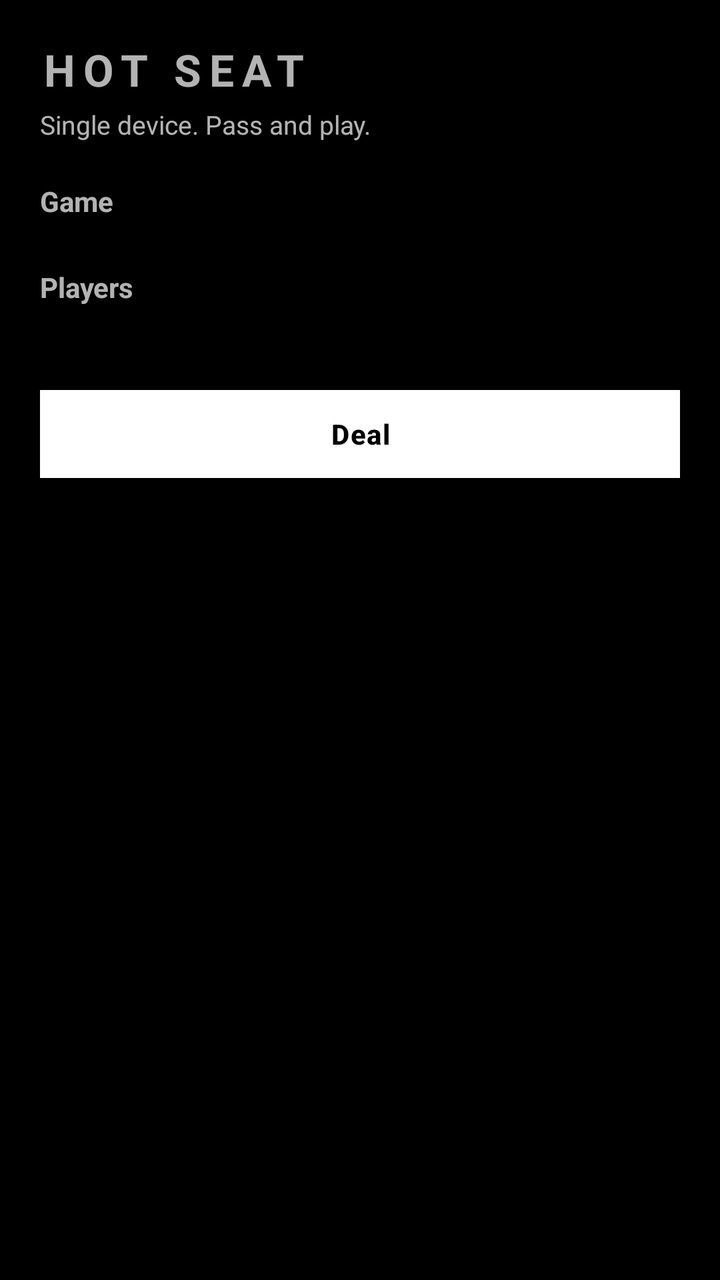
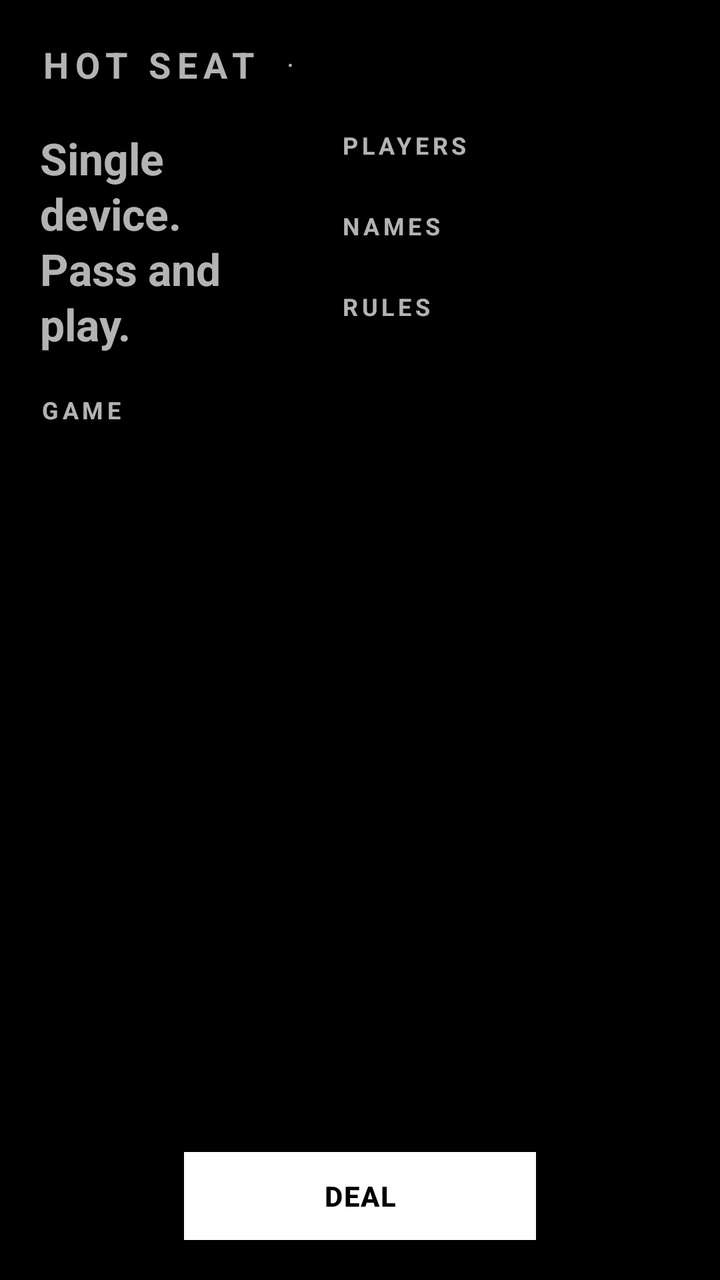

Screens rendered from an Android XML layout before and after an edit, with the pre-edit source and the edit as a unified diff.
<!-- AndroidManifest.xml: application theme Theme.CardClash.Dev -->
<!-- res/layout/activity_hotseat_setup.xml -->
<?xml version="1.0" encoding="utf-8"?>
<ScrollView xmlns:android="http://schemas.android.com/apk/res/android"
    android:layout_width="match_parent"
    android:layout_height="match_parent"
    android:fillViewport="true">

    <LinearLayout
        android:layout_width="match_parent"
        android:layout_height="wrap_content"
        android:orientation="vertical"
        android:padding="20dp">

        <TextView
            android:layout_width="wrap_content"
            android:layout_height="wrap_content"
            android:text="HOT SEAT"
            android:letterSpacing="0.18"
            android:textStyle="bold"
            android:textSize="22sp"
            android:layout_marginBottom="4dp" />

        <TextView
            android:layout_width="wrap_content"
            android:layout_height="wrap_content"
            android:text="Single device. Pass and play."
            android:textSize="13sp"
            android:layout_marginBottom="20dp" />

        <TextView
            android:layout_width="wrap_content"
            android:layout_height="wrap_content"
            android:text="Game"
            android:textStyle="bold"
            android:textSize="14sp"
            android:layout_marginBottom="6dp" />

        <LinearLayout
            android:id="@+id/gamePicker"
            android:layout_width="match_parent"
            android:layout_height="wrap_content"
            android:orientation="horizontal"
            android:layout_marginBottom="18dp" />

        <LinearLayout
            android:id="@+id/bluffRulePanel"
            android:layout_width="match_parent"
            android:layout_height="wrap_content"
            android:orientation="vertical"
            android:visibility="gone"
            android:layout_marginBottom="18dp">

            <TextView
                android:layout_width="wrap_content"
                android:layout_height="wrap_content"
                android:text="Bluff-call rule"
                android:textStyle="bold"
                android:textSize="14sp"
                android:layout_marginBottom="6dp" />

            <LinearLayout
                android:id="@+id/callRulePicker"
                android:layout_width="match_parent"
                android:layout_height="wrap_content"
                android:orientation="horizontal"
                android:layout_marginBottom="12dp" />

            <TextView
                android:layout_width="wrap_content"
                android:layout_height="wrap_content"
                android:text="Winner keeps turn"
                android:textStyle="bold"
                android:textSize="14sp"
                android:layout_marginBottom="2dp" />

            <TextView
                android:layout_width="wrap_content"
                android:layout_height="wrap_content"
                android:text="On: whoever was right keeps the turn after a call. Off: standard rotation."
                android:textSize="11sp"
                android:layout_marginBottom="6dp" />

            <LinearLayout
                android:id="@+id/winnerTurnPicker"
                android:layout_width="match_parent"
                android:layout_height="wrap_content"
                android:orientation="horizontal" />
        </LinearLayout>

        <TextView
            android:layout_width="wrap_content"
            android:layout_height="wrap_content"
            android:text="Players"
            android:textStyle="bold"
            android:textSize="14sp"
            android:layout_marginBottom="6dp" />

        <LinearLayout
            android:id="@+id/countPicker"
            android:layout_width="match_parent"
            android:layout_height="wrap_content"
            android:orientation="horizontal"
            android:layout_marginBottom="14dp" />

        <LinearLayout
            android:id="@+id/nameRows"
            android:layout_width="match_parent"
            android:layout_height="wrap_content"
            android:orientation="vertical"
            android:layout_marginBottom="22dp" />

        <Button
            android:id="@+id/btnStart"
            android:layout_width="match_parent"
            android:layout_height="wrap_content"
            android:text="Deal" />

    </LinearLayout>
</ScrollView>
<!-- resources referenced by this layout -->
<resources>
  <style name="Theme.CardClash.Dev" parent="Theme.MaterialComponents.NoActionBar">
          <item name="colorPrimary">@color/dev_text_primary</item>
          <item name="colorPrimaryVariant">@color/dev_text_primary</item>
          <item name="colorOnPrimary">@color/dev_background</item>
          <item name="colorSecondary">@color/dev_text_primary</item>
          <item name="colorOnSecondary">@color/dev_background</item>
          <item name="android:colorBackground">@color/dev_background</item>
          <item name="colorSurface">@color/dev_surface</item>
          <item name="colorOnSurface">@color/dev_text_primary</item>
          <item name="android:windowBackground">@color/dev_background</item>
          <item name="android:statusBarColor">@color/dev_background</item>
          <item name="android:navigationBarColor">@color/dev_background</item>
          <item name="android:textColorPrimary">@color/dev_text_primary</item>
          <item name="android:textColorSecondary">@color/dev_text_secondary</item>
          <item name="android:textColorHint">@color/dev_text_hint</item>
          <item name="android:fontFamily">sans-serif</item>
          <item name="materialButtonStyle">@style/CC.Button.Dev</item>
          <item name="switchStyle">@style/CC.Switch.Dev</item>
          <item name="android:switchStyle">@style/CC.Switch.Dev</item>
      </style>
  <color name="dev_text_primary">#FFFFFF</color>
  <color name="dev_background">#000000</color>
  <color name="dev_surface">#111111</color>
  <color name="dev_text_secondary">#B0B0B0</color>
  <color name="dev_text_hint">#666666</color>
  <style name="CC.Button.Dev" parent="Widget.MaterialComponents.Button">
          <item name="backgroundTint">@null</item>
          <item name="android:background">@drawable/bg_btn_primary_dev</item>
          <item name="android:textColor">@color/dev_btn_text</item>
          <item name="cornerRadius">0dp</item>
          <item name="android:fontFamily">sans-serif-medium</item>
          <item name="android:letterSpacing">0.04</item>
          <item name="android:textAllCaps">false</item>
          <item name="android:textStyle">bold</item>
          <item name="android:textSize">14sp</item>
          <item name="android:minHeight">44dp</item>
          <item name="android:minWidth">72dp</item>
          <item name="android:paddingLeft">14dp</item>
          <item name="android:paddingRight">14dp</item>
          <item name="elevation">0dp</item>
          <item name="rippleColor">@color/dev_pressed</item>
      </style>
  <style name="CC.Switch.Dev" parent="Widget.AppCompat.CompoundButton.Switch">
          <item name="android:thumbTint">@color/dev_text_primary</item>
          <item name="android:trackTint">@color/dev_surface_elev</item>
      </style>
  <!-- drawable bg_btn_primary_dev (drawable) -->
  <?xml version="1.0" encoding="utf-8"?>
  <selector xmlns:android="http://schemas.android.com/apk/res/android">
      <item android:state_enabled="false">
          <shape android:shape="rectangle">
              <solid android:color="@color/dev_disabled_bg" />
              <stroke android:width="2dp" android:color="@color/dev_disabled_text" />
              <corners android:radius="0dp" />
          </shape>
      </item>
      <item android:state_pressed="true">
          <shape android:shape="rectangle">
              <solid android:color="@color/dev_pressed" />
              <stroke android:width="2dp" android:color="@color/dev_text_primary" />
              <corners android:radius="0dp" />
          </shape>
      </item>
      <item>
          <shape android:shape="rectangle">
              <solid android:color="@color/dev_text_primary" />
              <stroke android:width="2dp" android:color="@color/dev_text_primary" />
              <corners android:radius="0dp" />
          </shape>
      </item>
  </selector>
  <color name="dev_pressed">#444444</color>
  <color name="dev_surface_elev">#1F1F1F</color>
  <color name="dev_disabled_bg">#222222</color>
  <color name="dev_disabled_text">#555555</color>
</resources>

<!-- the commit's change to res/layout/activity_hotseat_setup.xml (unified diff, before → after) -->
@@ -1,118 +1,172 @@
 <?xml version="1.0" encoding="utf-8"?>
-<ScrollView xmlns:android="http://schemas.android.com/apk/res/android"
+<androidx.constraintlayout.widget.ConstraintLayout
+    xmlns:android="http://schemas.android.com/apk/res/android"
+    xmlns:app="http://schemas.android.com/apk/res-auto"
     android:layout_width="match_parent"
     android:layout_height="match_parent"
-    android:fillViewport="true">
+    android:padding="20dp">
 
     <LinearLayout
-        android:layout_width="match_parent"
+        android:id="@+id/topbar"
+        android:layout_width="0dp"
         android:layout_height="wrap_content"
-        android:orientation="vertical"
-        android:padding="20dp">
+        android:orientation="horizontal"
+        android:gravity="center_vertical"
+        app:layout_constraintTop_toTopOf="parent"
+        app:layout_constraintStart_toStartOf="parent"
+        app:layout_constraintEnd_toEndOf="parent">
 
         <TextView
+            android:id="@+id/topbarTitle"
             android:layout_width="wrap_content"
             android:layout_height="wrap_content"
             android:text="HOT SEAT"
             android:letterSpacing="0.18"
             android:textStyle="bold"
-            android:textSize="22sp"
-            android:layout_marginBottom="4dp" />
+            android:textSize="18sp" />
 
         <TextView
+            android:id="@+id/topbarDot"
             android:layout_width="wrap_content"
             android:layout_height="wrap_content"
-            android:text="Single device. Pass and play."
-            android:textSize="13sp"
-            android:layout_marginBottom="20dp" />
+            android:text="  ·  "
+            android:textSize="14sp"
+            android:layout_marginStart="8dp" />
 
         <TextView
-            android:layout_width="wrap_content"
+            android:id="@+id/topbarSubtitle"
+            android:layout_width="0dp"
             android:layout_height="wrap_content"
-            android:text="Game"
+            android:layout_weight="1"
+            android:text=""
+            android:letterSpacing="0.16"
             android:textStyle="bold"
-            android:textSize="14sp"
-            android:layout_marginBottom="6dp" />
+            android:textSize="13sp" />
+    </LinearLayout>
+
+    <ScrollView
+        android:id="@+id/leftCol"
+        android:layout_width="0dp"
+        android:layout_height="0dp"
+        android:fillViewport="true"
+        app:layout_constraintTop_toBottomOf="@id/topbar"
+        app:layout_constraintBottom_toTopOf="@id/btnStart"
+        app:layout_constraintStart_toStartOf="parent"
+        app:layout_constraintEnd_toStartOf="@id/rightCol"
+        app:layout_constraintHorizontal_weight="1"
+        app:layout_constraintWidth_percent="0.42"
+        android:layout_marginTop="20dp"
+        android:layout_marginEnd="16dp"
+        android:layout_marginBottom="20dp">
 
         <LinearLayout
-            android:id="@+id/gamePicker"
             android:layout_width="match_parent"
             android:layout_height="wrap_content"
-            android:orientation="horizontal"
-            android:layout_marginBottom="18dp" />
+            android:orientation="vertical">
 
-        <LinearLayout
-            android:id="@+id/bluffRulePanel"
-            android:layout_width="match_parent"
-            android:layout_height="wrap_content"
-            android:orientation="vertical"
-            android:visibility="gone"
-            android:layout_marginBottom="18dp">
+            <TextView
+                android:id="@+id/heroTitle"
+                android:layout_width="wrap_content"
+                android:layout_height="wrap_content"
+                android:text="Single device.\nPass and play."
+                android:textSize="22sp"
+                android:textStyle="bold"
+                android:lineSpacingExtra="2dp"
+                android:layout_marginBottom="20dp" />
 
             <TextView
                 android:layout_width="wrap_content"
                 android:layout_height="wrap_content"
-                android:text="Bluff-call rule"
+                android:text="GAME"
+                android:letterSpacing="0.16"
+                android:textSize="12sp"
                 android:textStyle="bold"
-                android:textSize="14sp"
                 android:layout_marginBottom="6dp" />
 
             <LinearLayout
-                android:id="@+id/callRulePicker"
+                android:id="@+id/gamePicker"
                 android:layout_width="match_parent"
                 android:layout_height="wrap_content"
-                android:orientation="horizontal"
-                android:layout_marginBottom="12dp" />
+                android:orientation="horizontal" />
+        </LinearLayout>
+    </ScrollView>
+
+    <ScrollView
+        android:id="@+id/rightCol"
+        android:layout_width="0dp"
+        android:layout_height="0dp"
+        android:fillViewport="true"
+        app:layout_constraintTop_toBottomOf="@id/topbar"
+        app:layout_constraintBottom_toTopOf="@id/btnStart"
+        app:layout_constraintStart_toEndOf="@id/leftCol"
+        app:layout_constraintEnd_toEndOf="parent"
+        app:layout_constraintHorizontal_weight="1"
+        android:layout_marginTop="20dp"
+        android:layout_marginBottom="20dp">
+
+        <LinearLayout
+            android:layout_width="match_parent"
+            android:layout_height="wrap_content"
+            android:orientation="vertical">
 
             <TextView
                 android:layout_width="wrap_content"
                 android:layout_height="wrap_content"
-                android:text="Winner keeps turn"
+                android:text="PLAYERS"
+                android:letterSpacing="0.16"
+                android:textSize="12sp"
                 android:textStyle="bold"
-                android:textSize="14sp"
-                android:layout_marginBottom="2dp" />
+                android:layout_marginBottom="6dp" />
+
+            <LinearLayout
+                android:id="@+id/countPicker"
+                android:layout_width="match_parent"
+                android:layout_height="wrap_content"
+                android:orientation="horizontal"
+                android:layout_marginBottom="18dp" />
 
             <TextView
                 android:layout_width="wrap_content"
                 android:layout_height="wrap_content"
-                android:text="On: whoever was right keeps the turn after a call. Off: standard rotation."
-                android:textSize="11sp"
+                android:text="NAMES"
+                android:letterSpacing="0.16"
+                android:textSize="12sp"
+                android:textStyle="bold"
                 android:layout_marginBottom="6dp" />
 
             <LinearLayout
-                android:id="@+id/winnerTurnPicker"
+                android:id="@+id/nameRows"
                 android:layout_width="match_parent"
                 android:layout_height="wrap_content"
-                android:orientation="horizontal" />
+                android:orientation="vertical"
+                android:layout_marginBottom="18dp" />
+
+            <TextView
+                android:id="@+id/rulesHeader"
+                android:layout_width="wrap_content"
+                android:layout_height="wrap_content"
+                android:text="RULES"
+                android:letterSpacing="0.16"
+                android:textSize="12sp"
+                android:textStyle="bold"
+                android:layout_marginBottom="2dp" />
+
+            <LinearLayout
+                android:id="@+id/schemaContainer"
+                android:layout_width="match_parent"
+                android:layout_height="wrap_content"
+                android:orientation="vertical" />
         </LinearLayout>
+    </ScrollView>
 
-        <TextView
-            android:layout_width="wrap_content"
-            android:layout_height="wrap_content"
-            android:text="Players"
-            android:textStyle="bold"
-            android:textSize="14sp"
-            android:layout_marginBottom="6dp" />
+    <Button
+        android:id="@+id/btnStart"
+        android:layout_width="0dp"
+        android:layout_height="wrap_content"
+        android:text="DEAL"
+        app:layout_constraintBottom_toBottomOf="parent"
+        app:layout_constraintStart_toStartOf="parent"
+        app:layout_constraintEnd_toEndOf="parent"
+        app:layout_constraintWidth_percent="0.55" />
 
-        <LinearLayout
-            android:id="@+id/countPicker"
-            android:layout_width="match_parent"
-            android:layout_height="wrap_content"
-            android:orientation="horizontal"
-            android:layout_marginBottom="14dp" />
-
-        <LinearLayout
-            android:id="@+id/nameRows"
-            android:layout_width="match_parent"
-            android:layout_height="wrap_content"
-            android:orientation="vertical"
-            android:layout_marginBottom="22dp" />
-
-        <Button
-            android:id="@+id/btnStart"
-            android:layout_width="match_parent"
-            android:layout_height="wrap_content"
-            android:text="Deal" />
-
-    </LinearLayout>
-</ScrollView>
+</androidx.constraintlayout.widget.ConstraintLayout>
